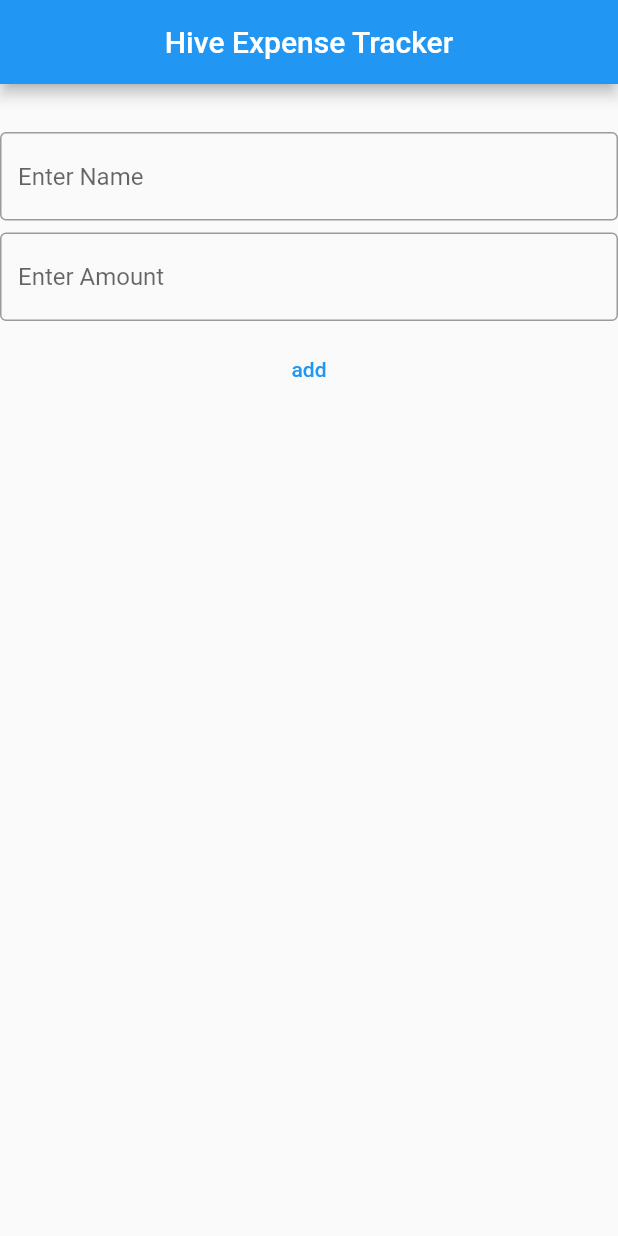
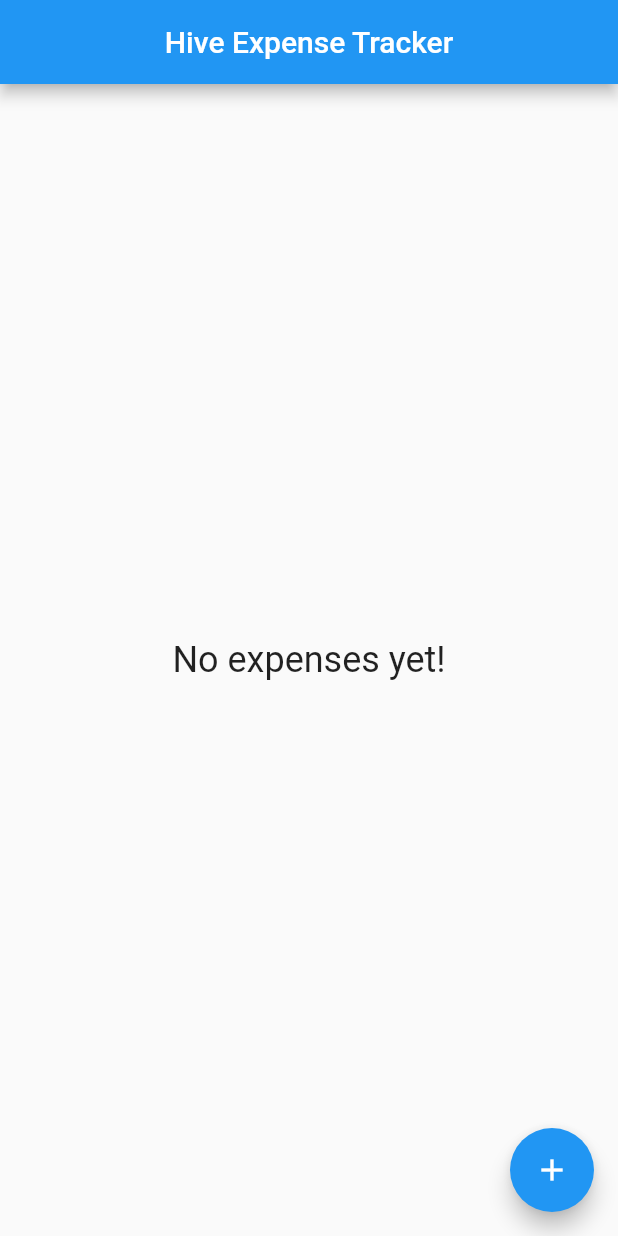
Before and after one commit to shunsukenoguchi/hive_sample_transaction, a Flutter app: the screen it shows after launch, on a phone screen of 412 x 824 dp. Run offline on Flutter 3.47's test engine with Material 2 defaults, Android fonts, the phone set to English and light mode, and no system bars; our stand-ins replace hive, hive_flutter; accounts and stored records are empty.

Commit message:
ページ遷移　バージョンに変更

```diff
--- a/lib/page/transaction_page.dart
+++ b/lib/page/transaction_page.dart
@@ -3,6 +3,7 @@ import 'package:hive/hive.dart';
 import 'package:hive_flutter/hive_flutter.dart';
 import 'package:hive_sample_transaction/boxes.dart';
 import 'package:hive_sample_transaction/model/transaction.dart';
+import 'package:hive_sample_transaction/page/register_page.dart';
 // import 'package:hive_database_example/widget/transaction_dialog.dart';
 // import 'package:intl/intl.dart';
 
@@ -19,9 +20,6 @@ class _TransactionPageState extends State<TransactionPage> {
     super.dispose();
   }
 
-  final formKey = GlobalKey<FormState>();
-  final nameController = TextEditingController();
-  final ageController = TextEditingController();
   @override
   Widget build(BuildContext context) => Scaffold(
         appBar: AppBar(
@@ -36,44 +34,31 @@ class _TransactionPageState extends State<TransactionPage> {
             return buildContent(transactions);
           },
         ),
-        // floatingActionButton: FloatingActionButton(
-        //   child: Icon(Icons.add),
-        //   onPressed: () => showDialog(
-        //     context: context,
-        //     builder: (context) => TransactionDialog(
-        //
-        //   ),
-        // ),
+        floatingActionButton: FloatingActionButton(
+            child: Icon(Icons.add),
+            onPressed: () {
+              Navigator.push(
+                context,
+                MaterialPageRoute(
+                  builder: (context) => Register(
+                    onClickedDone: addTransaction,
+                  ),
+                ),
+              );
+            }),
       );
 
   Widget buildContent(List<Transaction> transactions) {
-    // if (transactions.isEmpty) {
-    //   return Center(
-    //     child: Text(
-    //       'No expenses yet!',
-    //       style: TextStyle(fontSize: 24),
-    //     ),
-    //   );
-    // }
+    if (transactions.isEmpty) {
+      return Center(
+        child: Text(
+          'No expenses yet!',
+          style: TextStyle(fontSize: 24),
+        ),
+      );
+    }
     return Column(
       children: [
-        SizedBox(height: 24),
-        Form(
-          key: formKey,
-          child: SingleChildScrollView(
-            child: Column(
-              mainAxisSize: MainAxisSize.min,
-              children: <Widget>[
-                SizedBox(height: 8),
-                buildName(),
-                SizedBox(height: 8),
-                buildAge(),
-                SizedBox(height: 8),
-                buildAddButton(context),
-              ],
-            ),
-          ),
-        ),
         SizedBox(height: 24),
         Expanded(
           child: ListView.builder(
@@ -87,45 +72,6 @@ class _TransactionPageState extends State<TransactionPage> {
           ),
         ),
       ],
-    );
-  }
-
-  Widget buildName() => TextFormField(
-        controller: nameController,
-        decoration: InputDecoration(
-          border: OutlineInputBorder(),
-          hintText: 'Enter Name',
-        ),
-        validator: (name) =>
-            name != null && name.isEmpty ? 'Enter a name' : null,
-      );
-
-  Widget buildAge() => TextFormField(
-        decoration: InputDecoration(
-          border: OutlineInputBorder(),
-          hintText: 'Enter Amount',
-        ),
-        keyboardType: TextInputType.number,
-        validator: (amount) => amount != null && double.tryParse(amount) == null
-            ? 'Enter a valid number'
-            : null,
-        controller: ageController,
-      );
-  Widget buildAddButton(BuildContext context) {
-    return TextButton(
-      child: Text('add'),
-      onPressed: () async {
-        final isValid = formKey.currentState!.validate();
-
-        if (isValid) {
-          final name = nameController.text;
-          final age = int.tryParse(ageController.text) ?? 0;
-
-          addTransaction(name, age);
-
-          // Navigator.of(context).pop();
-        }
-      },
     );
   }
 }
@@ -146,9 +92,9 @@ Widget buildTransaction(
         style: TextStyle(fontWeight: FontWeight.bold, fontSize: 18),
       ),
       subtitle: Text(age),
-      // children: [
-      //   buildButtons(context, transaction),
-      // ],
+      children: [
+        // buildButtons(context, transaction),
+      ],
     ),
   );
 }
@@ -179,40 +125,3 @@ Widget buildTransaction(
 //     )
 //   ],
 // );
-
-Future addTransaction(String name, int age) async {
-  final transaction = Transaction()
-    ..name = name
-    ..age = age;
-
-  final box = Boxes.getTransactions();
-  box.add(transaction);
-  //box.put('mykey', transaction);
-
-  // final mybox = Boxes.getTransactions();
-  // final myTransaction = mybox.get('key');
-  // mybox.values;
-  // mybox.keys;
-}
-
-void editTransaction(
-  Transaction transaction,
-  String name,
-  int age,
-) {
-  transaction.name = name;
-  transaction.age = age;
-
-  // final box = Boxes.getTransactions();
-  // box.put(transaction.key, transaction);
-
-  transaction.save();
-}
-
-void deleteTransaction(Transaction transaction) {
-  // final box = Boxes.getTransactions();
-  // box.delete(transaction.key);
-
-  transaction.delete();
-  //setState(() => transactions.remove(transaction));
-}
```
Also changed, not shown: lib/page/register_page.dart (added, +146 -0 lines).
